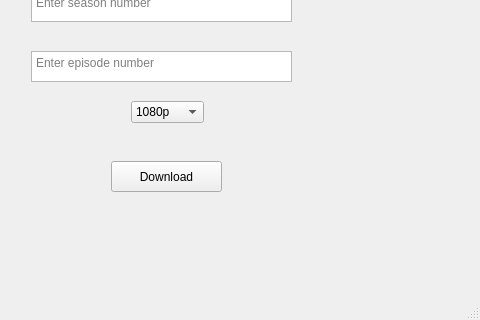
This is series gui/gui.ui in Ahmed-Hossam-Aldeen/Automate-Spotify-Signup as Qt 5 draws it before an edit; both pictures show x 139 to 619 and y 149 to 469 of the 619 by 469 pixel window. The edited form follows.
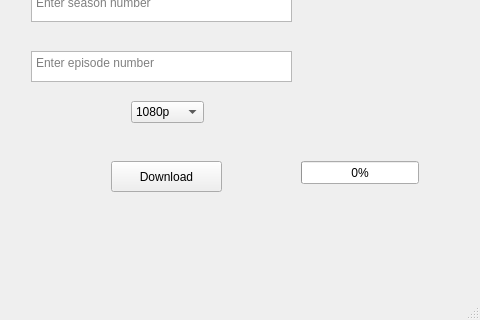
This is the edited form.

```diff
--- a/series gui/gui.ui
+++ b/series gui/gui.ui
@@ -112,6 +112,19 @@
      </property>
     </item>
    </widget>
+   <widget class="QProgressBar" name="progressBar">
+    <property name="geometry">
+     <rect>
+      <x>440</x>
+      <y>310</y>
+      <width>118</width>
+      <height>23</height>
+     </rect>
+    </property>
+    <property name="value">
+     <number>0</number>
+    </property>
+   </widget>
   </widget>
   <widget class="QMenuBar" name="menubar">
    <property name="geometry">
```
